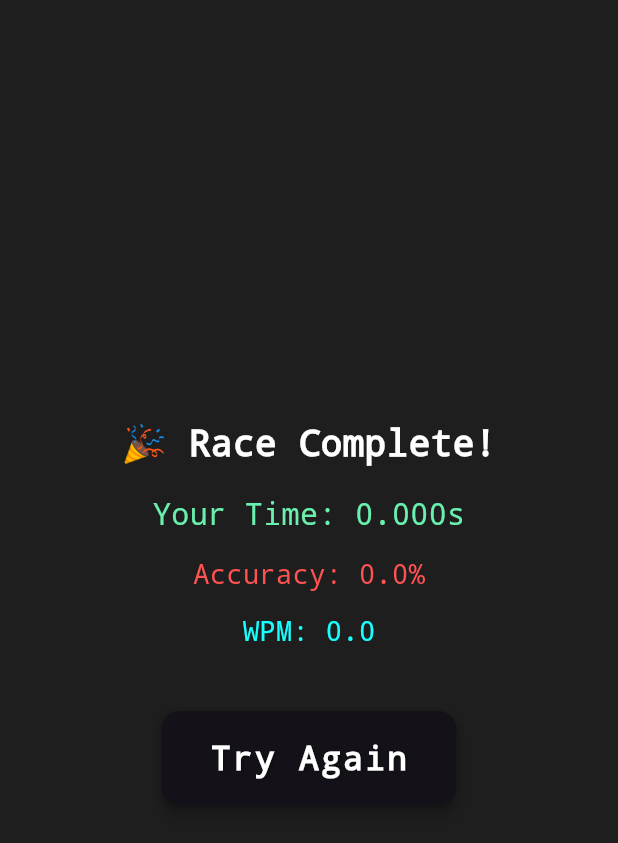
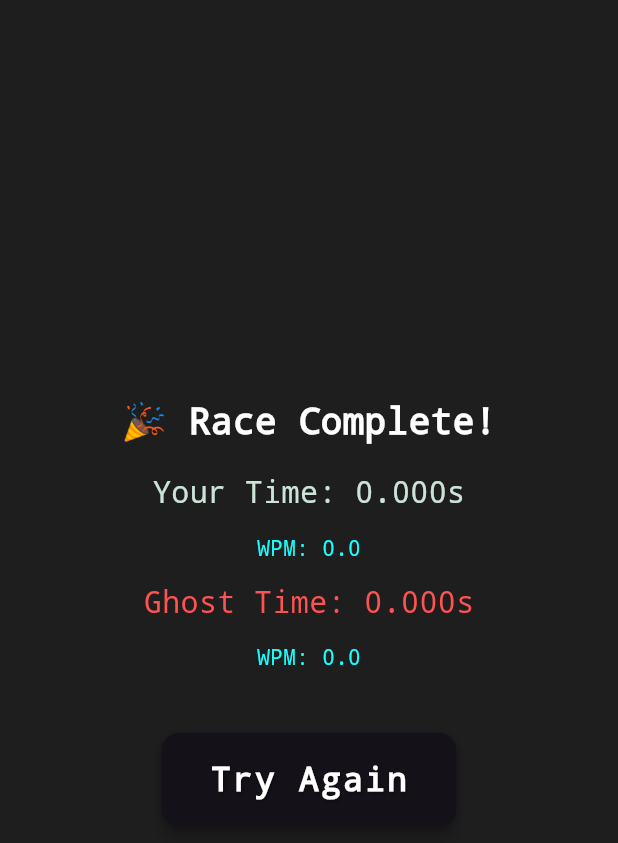
Before and after one commit to ThatSaxyDev/tracer, a Flutter app: the ResultScreen screen opened directly, on a phone screen of 412 x 824 dp. Shown: the top 843 px of the screen. Run offline on Flutter 3.47's test engine with Material 3 defaults, Android fonts, the phone set to English and light mode, and no system bars; our stand-ins replace flutter_animate, flutter_riverpod.

Commit message:
added ghost result view.dart

```diff
--- a/lib/views/result_view.dart
+++ b/lib/views/result_view.dart
@@ -27,7 +27,8 @@ class _ResultScreenState extends ConsumerState<ResultScreen> {
   Widget build(BuildContext context) {
     final game = ref.watch(gameNotifierProvider);
     final duration = game.player.elapsedTime;
-    final accuracy = game.player.accuracy(game.targetText);
+    final ghostDuration = ref.watch(ghostInputProvider).elapsedTime;
+    // final accuracy = game.player.accuracy(game.targetText);
 
     return Scaffold(
       body: Center(
@@ -46,32 +47,57 @@ class _ResultScreenState extends ConsumerState<ResultScreen> {
                 'Your Time: ${duration.inSeconds}.${(duration.inMilliseconds % 1000).toString().padLeft(3, '0')}s',
                 style: const TextStyle(
                   fontSize: 20,
-                  color: Colors.greenAccent,
+                  color: Color.fromARGB(255, 204, 228, 216),
                   fontFamily: 'Courier',
-                ),
-              ),
-              const SizedBox(height: 12),
-              Text(
-                'Accuracy: ${accuracy.toStringAsFixed(1)}%',
-                style: TextStyle(
-                  fontFamily: 'Courier',
-                  fontSize: 18,
-                  color: accuracy >= 95
-                      ? Colors.greenAccent
-                      : (accuracy >= 80
-                          ? Colors.yellowAccent
-                          : Colors.redAccent),
                 ),
               ),
               const SizedBox(height: 12),
               Text(
                 'WPM: ${game.player.wpm(game.targetText).toStringAsFixed(1)}',
                 style: const TextStyle(
-                  fontSize: 18,
+                  fontSize: 14,
                   color: Colors.cyanAccent,
                   fontFamily: 'Courier',
                 ),
               ),
+              const SizedBox(height: 12),
+              ref.watch(ghostInputProvider).endTime == null
+                  ? CircularProgressIndicator()
+                  : Column(
+                      children: [
+                        Text(
+                          'Ghost Time: ${ghostDuration.inSeconds}.${(ghostDuration.inMilliseconds % 1000).toString().padLeft(3, '0')}s',
+                          style: const TextStyle(
+                            fontSize: 20,
+                            color: Colors.redAccent,
+                            fontFamily: 'Courier',
+                          ),
+                        ),
+                        const SizedBox(height: 12),
+                        Text(
+                          'WPM: ${ref.watch(ghostInputProvider).wpm(game.targetText).toStringAsFixed(1)}',
+                          style: const TextStyle(
+                            fontSize: 14,
+                            color: Colors.cyanAccent,
+                            fontFamily: 'Courier',
+                          ),
+                        ),
+                      ],
+                    ),
+
+              // Text(
+              //   'Accuracy: ${accuracy.toStringAsFixed(1)}%',
+              //   style: TextStyle(
+              //     fontFamily: 'Courier',
+              //     fontSize: 18,
+              //     color: accuracy >= 95
+              //         ? Colors.greenAccent
+              //         : (accuracy >= 80
+              //             ? Colors.yellowAccent
+              //             : Colors.redAccent),
+              //   ),
+              // ),
+
               const SizedBox(height: 32),
               GameButton(
                 onPressed: () {
```
Also changed, not shown: lib/notifiers/ghost_input_notifier.dart (+31 -7 lines), 1 other file.
